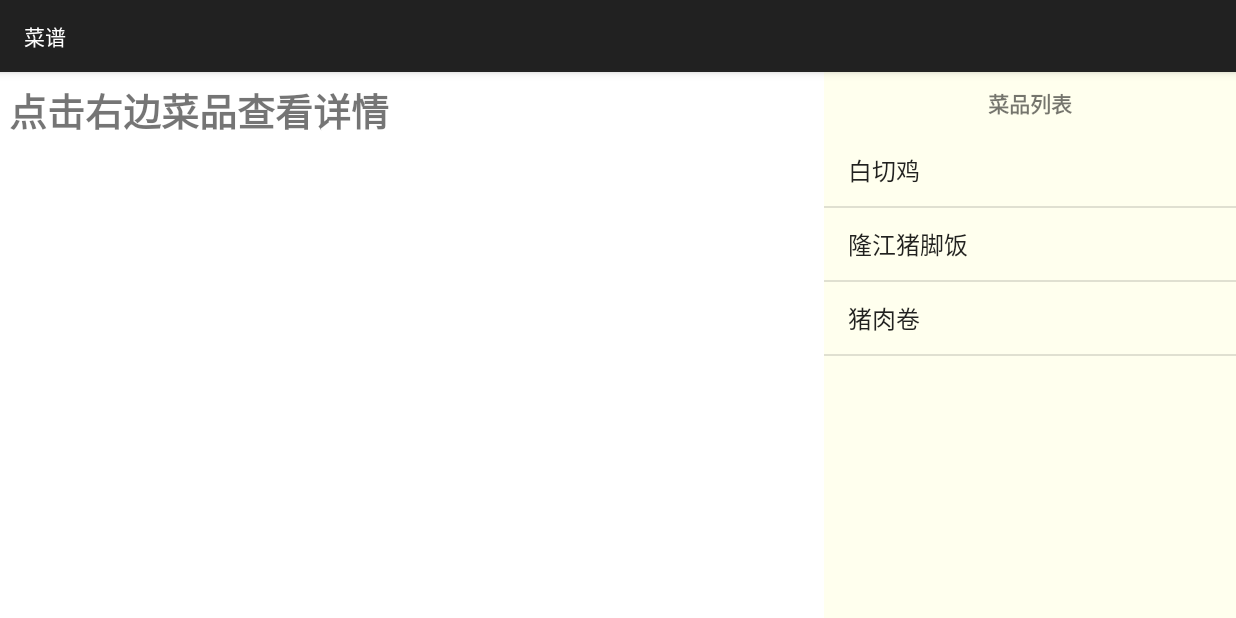
After one commit to Levi-Ackerman/MyCook, an Android app: the YuecaiActivity screen opened directly, with no data from a screen before it, on a phone screen of 824 x 412 dp (held sideways). The commit adds this screen. Run offline under Robolectric (Android 15) with nearby library versions, the phone set to English and light mode, and no system bars.

Commit message:
视频播放告成

```diff
--- a/app/src/main/AndroidManifest.xml
+++ b/app/src/main/AndroidManifest.xml
@@ -1,6 +1,6 @@
 <?xml version="1.0" encoding="utf-8"?>
 <manifest xmlns:android="http://schemas.android.com/apk/res/android"
-    package="lee.scut.edu.mycook">
+    package="lee.scut.edu.mycook" >
 
     <application
         android:name=".App"
@@ -8,11 +8,11 @@
         android:icon="@mipmap/ic_launcher"
         android:label="@string/app_name"
         android:supportsRtl="true"
-        android:theme="@style/AppTheme">
+        android:theme="@style/AppTheme" >
         <activity
             android:name=".MainActivity"
             android:label="@string/app_name"
-            android:screenOrientation="landscape">
+            android:screenOrientation="landscape" >
             <intent-filter>
                 <action android:name="android.intent.action.MAIN" />
 
@@ -21,10 +21,14 @@
         </activity>
         <activity
             android:name=".PlayerActivity"
+            android:screenOrientation="landscape" >
+        </activity>
+
+        <service android:name=".PlayerService" />
+
+        <activity android:name=".YuecaiActivity"
             android:screenOrientation="landscape">
         </activity>
-
-        <service android:name=".PlayerService"></service>
     </application>
 
 </manifest>
--- a/app/src/main/java/lee/scut/edu/mycook/App.java
+++ b/app/src/main/java/lee/scut/edu/mycook/App.java
@@ -1,11 +1,16 @@
 package lee.scut.edu.mycook;
 
 import android.app.Application;
+import android.os.Environment;
 import android.widget.Toast;
+
+import java.io.File;
 
 /**
  * Created by jsonlee on 10/1/15.
  */
 public class App extends Application {
-
+    public static final String FOOD_LIST_POS = "pos";
+    public static final File MUSIC_PATH = Environment
+            .getExternalStorageDirectory();// 找到music存放的路径。
 }
--- a/app/src/main/java/lee/scut/edu/mycook/BaseActivity.java
+++ b/app/src/main/java/lee/scut/edu/mycook/BaseActivity.java
@@ -1,14 +1,32 @@
 package lee.scut.edu.mycook;
 
 import android.app.Activity;
+import android.content.Intent;
+import android.content.SharedPreferences;
 import android.support.v7.app.ActionBarActivity;
 import android.widget.Toast;
 
 /**
  * Created by jsonlee on 10/1/15.
  */
-public class BaseActivity extends Activity {
+public abstract class BaseActivity extends ActionBarActivity {
     protected void showToast(String text){
         Toast.makeText(this, text, Toast.LENGTH_SHORT).show();
     }
+    protected void jumpToActivity(Class clazz) {
+        Intent intent = new Intent(this,clazz);
+        startActivity(intent);
+    }
+    private static SharedPreferences preferences;
+    private SharedPreferences getPreferences(){
+        if(preferences == null)
+            preferences = getSharedPreferences("app",MODE_PRIVATE);
+        return preferences;
+    }
+    protected int loadInt(String key,int defaultValue){
+        return getPreferences().getInt(key,defaultValue);
+    }
+    protected void saveInt(String key,int value){
+        getPreferences().edit().putInt(key,value).commit();
+    }
 }
--- /dev/null
+++ b/app/src/main/java/lee/scut/edu/mycook/BaseCaiActivity.java
@@ -0,0 +1,9 @@
+package lee.scut.edu.mycook;
+
+import android.widget.AdapterView;
+
+/**
+ * Created by jsonlee on 10/3/15.
+ */
+public abstract class BaseCaiActivity extends BaseActivity implements AdapterView.OnItemClickListener {
+}
--- a/app/src/main/java/lee/scut/edu/mycook/MainActivity.java
+++ b/app/src/main/java/lee/scut/edu/mycook/MainActivity.java
@@ -7,6 +7,13 @@ import android.view.Menu;
 import android.view.MenuItem;
 import android.view.View;
 import android.widget.ImageButton;
+import android.widget.SimpleAdapter;
+
+import java.io.File;
+import java.util.ArrayList;
+import java.util.HashMap;
+import java.util.List;
+import java.util.Map;
 
 public class MainActivity extends BaseActivity implements View.OnClickListener {
     ImageButton ibPlayer;
@@ -16,6 +23,7 @@ public class MainActivity extends BaseActivity implements View.OnClickListener {
         super.onCreate(savedInstanceState);
         setContentView(R.layout.activity_main);
         findViewById(R.id.ib_player).setOnClickListener(this);
+        findViewById(R.id.ib_yuecai).setOnClickListener(this);
     }
 
     @Override
@@ -45,8 +53,10 @@ public class MainActivity extends BaseActivity implements View.OnClickListener {
     public void onClick(View v) {
         switch (v.getId()) {
             case R.id.ib_player:
-                Intent intent = new Intent(this,PlayerActivity.class);
-                startActivity(intent);
+                jumpToActivity(PlayerActivity.class);
+                break;
+            case R.id.ib_yuecai:
+                jumpToActivity(YuecaiActivity.class);
                 break;
         }
     }
--- a/app/src/main/java/lee/scut/edu/mycook/PlayerService.java
+++ b/app/src/main/java/lee/scut/edu/mycook/PlayerService.java
@@ -18,8 +18,6 @@ import java.util.List;
  * Created by jsonlee on 10/1/15.
  */
 public class PlayerService extends Service {
-    private static final File MUSIC_PATH = Environment
-            .getExternalStorageDirectory();// 找到music存放的路径。
     public List<String> musicList;// 存放找到的所有mp3的绝对路径。
     public MediaPlayer player; // 定义多媒体对象
     public int songNum; // 当前播放的歌曲在List中的下标
@@ -28,7 +26,7 @@ public class PlayerService extends Service {
     public PlayerService() {
         musicList = new ArrayList<String>();
         player = new MediaPlayer();
-        File[] mp3s = MUSIC_PATH.listFiles(new FilenameFilter() {
+        File[] mp3s = App.MUSIC_PATH.listFiles(new FilenameFilter() {
 
             @Override
             public boolean accept(File dir, String filename) {
--- /dev/null
+++ b/app/src/main/java/lee/scut/edu/mycook/YuecaiActivity.java
@@ -0,0 +1,103 @@
+package lee.scut.edu.mycook;
+
+import android.content.Intent;
+import android.net.Uri;
+import android.os.Bundle;
+import android.os.Environment;
+import android.view.MotionEvent;
+import android.view.View;
+import android.widget.AdapterView;
+import android.widget.ListAdapter;
+import android.widget.ListView;
+import android.widget.MediaController;
+import android.widget.ScrollView;
+import android.widget.SimpleAdapter;
+import android.widget.TextView;
+import android.widget.VideoView;
+
+import java.io.File;
+import java.util.ArrayList;
+import java.util.HashMap;
+import java.util.List;
+import java.util.Map;
+
+public class YuecaiActivity extends BaseCaiActivity implements View.OnTouchListener {
+
+    List<String> foodList = new ArrayList<>();
+    TextView tv_tilte;
+    ListView listView;
+    ListAdapter adapter ;
+    VideoView videoView;
+    ScrollView foodDetail;
+
+    @Override
+    protected void onCreate(Bundle savedInstanceState) {
+        super.onCreate(savedInstanceState);
+        setContentView(R.layout.activity_yuecai);
+        listView = (ListView)findViewById(R.id.lv_foods);
+        listView.setOnItemClickListener(this);
+        tv_tilte = (TextView)findViewById(R.id.tv_food_title);
+        videoView = (VideoView)findViewById(R.id.vv_videoView);
+        videoView.setOnTouchListener(this);
+        foodDetail = (ScrollView)findViewById(R.id.food_detail);
+        initFoodList();
+        setListViewAdapter();
+        int clickItem = loadInt(App.FOOD_LIST_POS,-1);
+        if(clickItem > -1){
+            listView.performItemClick(null,clickItem,0);
+        }
+    }
+
+    private void initFoodList() {
+        foodList.clear();
+        foodList.add("白切鸡");
+        foodList.add("隆江猪脚饭");
+        foodList.add("猪肉卷");
+    }
+
+    private void setListViewAdapter() {
+        List<Map<String, Object>> data = new ArrayList<Map<String, Object>>();
+        for (String path : foodList) {
+            Map<String, Object> map = new HashMap<String, Object>();
+            map.put("fileName", path);
+            data.add(map);
+        }
+        adapter = new SimpleAdapter(this, data,
+                android.R.layout.simple_list_item_1,
+                new String[]{"fileName"}, new int[]{android.R.id.text1});
+        listView.setAdapter(adapter);
+    }
+
+    @Override
+    public void onItemClick(AdapterView<?> parent, View view, int position, long id) {
+        Map<String,String> map = (Map<String, String>) listView.getAdapter().getItem(position);
+        tv_tilte.setText(map.get("fileName"));
+        foodDetail.setVisibility(View.VISIBLE);
+        saveInt(App.FOOD_LIST_POS,position);
+    }
+
+    private void playVedio(){
+//        Uri uri = Uri.parse("http://pan.baidu.com/play/video#video/path=%2Ftest1.mp4&t=-1");
+        Uri uri = Uri.fromFile(new File(App.MUSIC_PATH+"/ms720.wmv"));
+//调用系统自带的播放器
+        Intent intent = new Intent(Intent.ACTION_VIEW);
+        intent.setDataAndType(uri, "video/mp4");
+        startActivity(intent);
+//        File file=new File("/sdcard/ms720.wmv");
+//        if(file.exists()){
+//            //VideoView与MediaController进行关联
+//            videoView.setVideoPath(file.getAbsolutePath());
+//            videoView.setMediaController(mediaco);
+//            mediaco.setMediaPlayer(videoView);
+//            //让VideiView获取焦点
+//            videoView.requestFocus();
+//            videoView.start();
+//        }
+    }
+
+    @Override
+    public boolean onTouch(View v, MotionEvent event) {
+        playVedio();
+        return false;
+    }
+}
--- /dev/null
+++ b/app/src/main/res/layout/activity_yuecai.xml
@@ -0,0 +1,65 @@
+<?xml version="1.0" encoding="utf-8"?>
+<LinearLayout xmlns:android="http://schemas.android.com/apk/res/android"
+    android:layout_width="match_parent"
+    android:layout_height="match_parent"
+    android:orientation="horizontal">
+
+    <RelativeLayout
+        android:layout_width="0dp"
+        android:layout_height="match_parent"
+        android:layout_weight="6"
+        android:background="@android:color/white">
+        <TextView
+            android:id="@+id/tv_food_title"
+            android:layout_width="match_parent"
+            android:layout_height="wrap_content"
+            android:padding="6dp"
+            android:textStyle="bold"
+            android:textSize="25dp"
+            android:text="点击右边菜品查看详情"/>
+        <ScrollView
+            android:id="@+id/food_detail"
+            android:visibility="invisible"
+            android:layout_below="@+id/tv_food_title"
+            android:layout_width="match_parent"
+            android:layout_height="match_parent">
+            <LinearLayout
+                android:orientation="vertical"
+                android:layout_width="match_parent"
+                android:layout_height="match_parent">
+                <VideoView
+                    android:id="@+id/vv_videoView"
+                    android:clickable="true"
+                    android:background="@drawable/play_video"
+                    android:layout_width="320dp"
+                    android:layout_height="240dp" />
+            </LinearLayout>
+        </ScrollView>
+
+    </RelativeLayout>
+
+    <LinearLayout
+        android:layout_width="0dp"
+        android:layout_height="match_parent"
+        android:layout_weight="3"
+        android:background="#ffe"
+        android:orientation="vertical">
+
+        <TextView
+            android:layout_width="wrap_content"
+            android:layout_height="wrap_content"
+            android:padding="10dp"
+            android:textStyle="bold"
+            android:layout_gravity="center"
+            android:text="菜品列表" />
+
+        <ListView
+            android:id="@+id/lv_foods"
+            android:layout_width="wrap_content"
+            android:layout_height="match_parent"
+            android:background="@android:color/transparent">
+
+        </ListView>
+    </LinearLayout>
+
+</LinearLayout>
```
Also changed, not shown: app/src/main/res/layout/activity_main.xml (+0 -24 lines), app/libs/afinal_0.5.1_bin.jar (added), app/libs/gson-2.2.4.jar (added), app/src/main/res/drawable/play_video.jpg (added).
